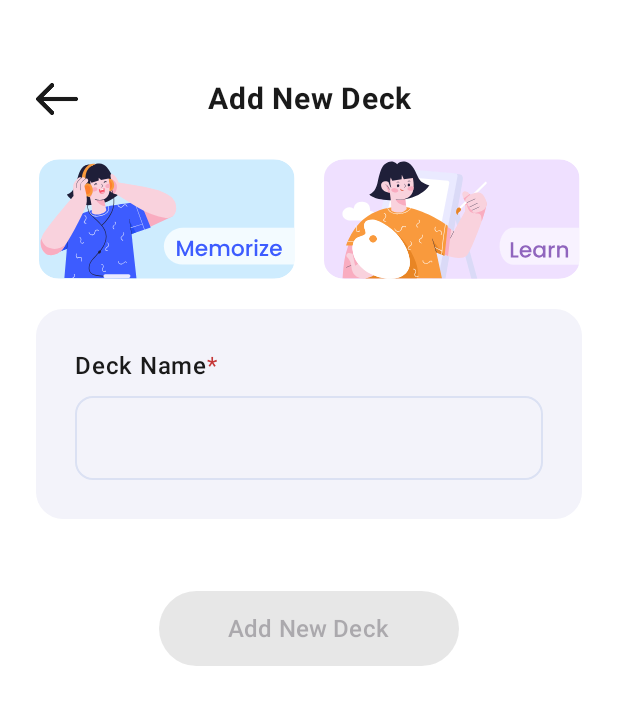
After one commit to michellaanjani/Memorise, an Android app built with Jetpack Compose: the composable CreateDeckScreen shown on its own in the app's theme, on a phone screen of 412 x 824 dp. The commit adds this screen. Shown: the top 705 px of the screen. Run offline under Robolectric (Android 15) with nearby library versions, the phone set to English and light mode, and no system bars.

Commit message:
add create folder screen & add deck screen

```diff
--- a/app/src/main/java/com/mobile/memorise/ui/component/ProgessIndicator.kt
+++ /dev/null
@@ -1 +0,0 @@
-package com.mobile.memorise.ui.component
--- /dev/null
+++ b/app/src/main/java/com/mobile/memorise/ui/screen/createnew/CreateDeckScreen.kt
@@ -0,0 +1,189 @@
+package com.mobile.memorise.ui.screen.createnew
+
+import androidx.compose.foundation.Image
+import androidx.compose.foundation.background
+import androidx.compose.foundation.layout.*
+import androidx.compose.foundation.shape.RoundedCornerShape
+import androidx.compose.material3.*
+import androidx.compose.runtime.*
+import androidx.compose.ui.Alignment
+import androidx.compose.ui.Modifier
+import androidx.compose.ui.draw.clip
+import androidx.compose.ui.graphics.Color
+import androidx.compose.ui.res.painterResource
+import androidx.compose.ui.text.font.FontWeight
+import androidx.compose.ui.text.style.TextAlign
+import androidx.compose.ui.unit.dp
+import androidx.compose.ui.unit.sp
+import androidx.navigation.NavHostController
+import com.mobile.memorise.R
+import androidx.compose.foundation.clickable
+
+@Composable
+fun CreateDeckScreen(
+    navController: NavHostController,
+    deckViewModel: DeckViewModel,
+    onBackClick: () -> Unit
+) {
+
+    var deckName by remember { mutableStateOf("") }
+    var deckError by remember { mutableStateOf<String?>(null) }
+
+    val isFormValid =
+        deckName.isNotBlank() &&
+                deckError == null
+
+    Column(
+        modifier = Modifier
+            .fillMaxSize()
+            .padding(horizontal = 24.dp)
+    ) {
+
+        Spacer(modifier = Modifier.height(52.dp))
+
+        // TOP BAR — sama persis Create Folder
+        Row(
+            modifier = Modifier.fillMaxWidth(),
+            verticalAlignment = Alignment.CenterVertically
+        ) {
+            Icon(
+                painter = painterResource(id = R.drawable.back),
+                contentDescription = null,
+                modifier = Modifier
+                    .size(28.dp)
+                    .clickable { onBackClick() }
+            )
+
+            Text(
+                "Add New Deck",
+                modifier = Modifier.weight(1f),
+                textAlign = TextAlign.Center,
+                fontWeight = FontWeight.Bold,
+                fontSize = 20.sp
+            )
+            Spacer(modifier = Modifier.size(28.dp))
+        }
+
+        Spacer(modifier = Modifier.height(26.dp))
+
+        // BANNER IMAGES — tetap sama
+        Row(
+            horizontalArrangement = Arrangement.spacedBy(16.dp),
+            modifier = Modifier
+                .fillMaxWidth()
+                .height(80.dp)
+        ) {
+            ImageDeckCard(
+                drawableId = R.drawable.memorize,
+                modifier = Modifier
+                    .weight(1f)
+                    .fillMaxHeight()
+                    .clip(RoundedCornerShape(16.dp))
+            )
+            ImageDeckCard(
+                drawableId = R.drawable.learn,
+                modifier = Modifier
+                    .weight(1f)
+                    .fillMaxHeight()
+                    .clip(RoundedCornerShape(16.dp))
+            )
+        }
+
+        Spacer(modifier = Modifier.height(20.dp))
+
+        // FORM CONTAINER — sama persis, hanya ganti text
+        Column(
+            modifier = Modifier
+                .fillMaxWidth()
+                .clip(RoundedCornerShape(18.dp))
+                .background(Color(0xFFF3F3FA))
+                .padding(26.dp)
+        ) {
+
+            Row {
+                Text("Deck Name", fontWeight = FontWeight.SemiBold)
+                Text("*", color = Color(0xFFC53636))
+            }
+            Spacer(modifier = Modifier.height(8.dp))
+
+            OutlinedTextField(
+                value = deckName,
+                onValueChange = {
+                    deckName = it
+                    val trimmed = it.trim()
+
+                    deckError =
+                        if (trimmed.isNotEmpty() &&
+                            deckViewModel.deckList.any {
+                                    d -> d.name.equals(trimmed, ignoreCase = true)
+                            }
+                        ) {
+                            "Deck name already exists!"
+                        } else null
+                },
+                modifier = Modifier.fillMaxWidth(),
+                singleLine = true,
+                shape = RoundedCornerShape(12.dp),
+                isError = deckError != null,
+                colors = OutlinedTextFieldDefaults.colors(
+                    unfocusedBorderColor =
+                        if (deckError != null) Color.Red else Color(0xFFDBE1F3),
+                    focusedBorderColor =
+                        if (deckError != null) Color.Red else Color(0xFF0961F5),
+                    cursorColor = Color(0xFF0961F5)
+                )
+            )
+
+            if (deckError != null) {
+                Text(
+                    deckError!!,
+                    color = Color(0xFFFF6905),
+                    fontSize = 13.sp,
+                    modifier = Modifier.padding(top = 6.dp)
+                )
+            }
+        }
+
+        Spacer(modifier = Modifier.height(48.dp))
+
+        // BUTTON — sama persis, hanya ganti text
+        Button(
+            onClick = {
+                deckViewModel.addDeck(deckName.trim())
+                navController.popBackStack()
+            },
+            enabled = isFormValid,
+            modifier = Modifier
+                .width(200.dp)
+                .height(50.dp)
+                .align(Alignment.CenterHorizontally),
+            shape = RoundedCornerShape(40.dp),
+            colors = ButtonDefaults.buttonColors(
+                containerColor =
+                    if (isFormValid) Color(0xFF0961F5) else Color(0xFFB9C4FF)
+            )
+        ) {
+            Text(
+                "Add New Deck",
+                fontWeight = FontWeight.SemiBold,
+                fontSize = 16.sp
+            )
+        }
+    }
+}
+
+@Composable
+fun ImageDeckCard(
+    drawableId: Int,
+    modifier: Modifier = Modifier
+) {
+    Box(
+        modifier = modifier.clip(RoundedCornerShape(12.dp))
+    ) {
+        Image(
+            painter = painterResource(id = drawableId),
+            contentDescription = null,
+            modifier = Modifier.fillMaxSize()
+        )
+    }
+}
--- /dev/null
+++ b/app/src/main/java/com/mobile/memorise/ui/screen/createnew/DeckViewModel.kt
@@ -0,0 +1,18 @@
+package com.mobile.memorise.ui.screen.createnew
+
+import androidx.compose.runtime.mutableStateListOf
+import androidx.lifecycle.ViewModel
+
+data class DeckItem(
+    val name: String
+)
+
+class DeckViewModel : ViewModel() {
+
+    var deckList = mutableStateListOf<DeckItem>()
+        private set
+
+    fun addDeck(name: String) {
+        deckList.add(DeckItem(name))
+    }
+}
```
Also changed, not shown: app/src/main/java/com/mobile/memorise/navigation/MainNavGraph.kt (+72 -29 lines), app/src/main/java/com/mobile/memorise/navigation/MainRoute.kt (+16 -5 lines), app/src/main/java/com/mobile/memorise/ui/screen/createnew/CreateFolderScreen.kt (added, +244 -0 lines), app/src/main/java/com/mobile/memorise/ui/screen/createnew/FolderViewModel.kt (added, +26 -0 lines), app/src/main/java/com/mobile/memorise/ui/screen/main/MainActivity.kt (+11 -13 lines), app/src/main/res/drawable/progess.png (deleted), app/src/main/res/drawable/search.png (deleted).
